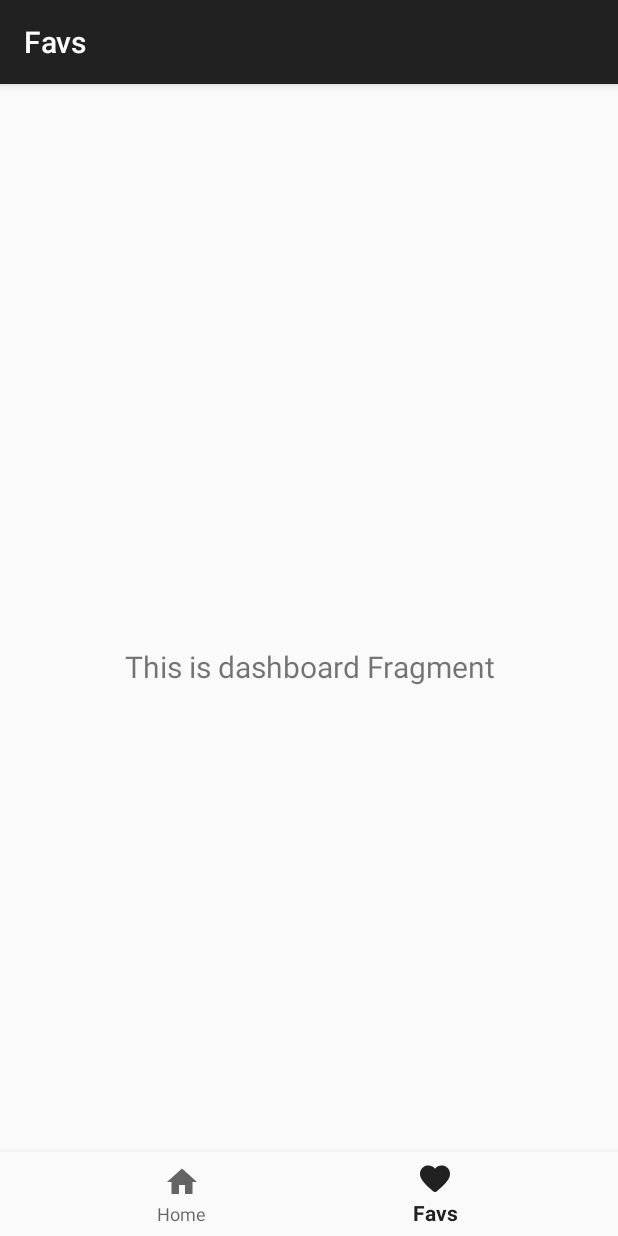
After one commit to normanaspx/fri_norman_version, an Android app: the DashboardFragment screen opened through its navigation route, on a phone screen of 412 x 824 dp. The commit adds this screen. Run offline under Robolectric (Android 15) with nearby library versions, the phone set to English and light mode, and no system bars; our stand-ins replace Dagger/Hilt's generated code, navigation-ui, paging; libraries missing offline, so code that uses them is left out: androidx.hilt.lifecycle; pictures from the network do not load.

Commit message:
add BottomNavView

```diff
--- a/app/src/main/java/com/normanaspx/norman_fri/MainActivity.kt
+++ b/app/src/main/java/com/normanaspx/norman_fri/MainActivity.kt
@@ -2,6 +2,11 @@ package com.normanaspx.norman_fri
 
 import androidx.appcompat.app.AppCompatActivity
 import android.os.Bundle
+import androidx.navigation.findNavController
+import androidx.navigation.ui.AppBarConfiguration
+import androidx.navigation.ui.setupActionBarWithNavController
+import androidx.navigation.ui.setupWithNavController
+import com.google.android.material.bottomnavigation.BottomNavigationView
 import dagger.hilt.android.AndroidEntryPoint
 
 @AndroidEntryPoint
@@ -9,5 +14,14 @@ class MainActivity : AppCompatActivity() {
     override fun onCreate(savedInstanceState: Bundle?) {
         super.onCreate(savedInstanceState)
         setContentView(R.layout.activity_main)
+        val navView: BottomNavigationView = findViewById(R.id.nav_view)
+
+        val navController = findNavController(R.id.nav_host_fragment)
+        // Passing each menu ID as a set of Ids because each
+        // menu should be considered as top level destinations.
+        val appBarConfiguration = AppBarConfiguration(setOf(
+            R.id.navigation_home, R.id.navigation_dashboard))
+        setupActionBarWithNavController(navController, appBarConfiguration)
+        navView.setupWithNavController(navController)
     }
 }
--- /dev/null
+++ b/app/src/main/java/com/normanaspx/norman_fri/ui/dashboard/DashboardFragment.kt
@@ -0,0 +1,31 @@
+package com.normanaspx.norman_fri.ui.dashboard
+
+import android.os.Bundle
+import android.view.LayoutInflater
+import android.view.View
+import android.view.ViewGroup
+import android.widget.TextView
+import androidx.fragment.app.Fragment
+import androidx.lifecycle.Observer
+import androidx.lifecycle.ViewModelProvider
+import com.normanaspx.norman_fri.R
+
+class DashboardFragment : Fragment() {
+
+  private lateinit var dashboardViewModel: DashboardViewModel
+
+  override fun onCreateView(
+    inflater: LayoutInflater,
+    container: ViewGroup?,
+    savedInstanceState: Bundle?
+  ): View? {
+    dashboardViewModel =
+            ViewModelProvider(this).get(DashboardViewModel::class.java)
+    val root = inflater.inflate(R.layout.fragment_dashboard, container, false)
+    val textView: TextView = root.findViewById(R.id.text_dashboard)
+    dashboardViewModel.text.observe(viewLifecycleOwner, Observer {
+      textView.text = it
+    })
+    return root
+  }
+}
--- /dev/null
+++ b/app/src/main/java/com/normanaspx/norman_fri/ui/dashboard/DashboardViewModel.kt
@@ -0,0 +1,13 @@
+package com.normanaspx.norman_fri.ui.dashboard
+
+import androidx.lifecycle.LiveData
+import androidx.lifecycle.MutableLiveData
+import androidx.lifecycle.ViewModel
+
+class DashboardViewModel : ViewModel() {
+
+    private val _text = MutableLiveData<String>().apply {
+        value = "This is dashboard Fragment"
+    }
+    val text: LiveData<String> = _text
+}
--- /dev/null
+++ b/app/src/main/java/com/normanaspx/norman_fri/ui/notifications/NotificationsFragment.kt
@@ -0,0 +1,27 @@
+package com.normanaspx.norman_fri.ui.notifications
+
+import android.os.Bundle
+import android.view.LayoutInflater
+import android.view.View
+import android.view.ViewGroup
+import android.widget.TextView
+import androidx.fragment.app.Fragment
+import androidx.lifecycle.Observer
+import androidx.lifecycle.ViewModelProvider
+import com.normanaspx.norman_fri.R
+
+class NotificationsFragment : Fragment() {
+
+  private lateinit var notificationsViewModel: NotificationsViewModel
+
+  override fun onCreateView(
+    inflater: LayoutInflater,
+    container: ViewGroup?,
+    savedInstanceState: Bundle?
+  ): View? {
+    notificationsViewModel =
+            ViewModelProvider(this).get(NotificationsViewModel::class.java)
+    val root = inflater.inflate(R.layout.fragment_notifications, container, false)
+    return root
+  }
+}
--- /dev/null
+++ b/app/src/main/java/com/normanaspx/norman_fri/ui/notifications/NotificationsViewModel.kt
@@ -0,0 +1,13 @@
+package com.normanaspx.norman_fri.ui.notifications
+
+import androidx.lifecycle.LiveData
+import androidx.lifecycle.MutableLiveData
+import androidx.lifecycle.ViewModel
+
+class NotificationsViewModel : ViewModel() {
+
+    private val _text = MutableLiveData<String>().apply {
+        value = "This is notifications Fragment"
+    }
+    val text: LiveData<String> = _text
+}
--- /dev/null
+++ b/app/src/main/res/drawable-v24/ic_home_black_24dp.xml
@@ -0,0 +1,9 @@
+<vector xmlns:android="http://schemas.android.com/apk/res/android"
+    android:width="24dp"
+    android:height="24dp"
+    android:viewportWidth="24.0"
+    android:viewportHeight="24.0">
+    <path
+        android:fillColor="#FF000000"
+        android:pathData="M10,20v-6h4v6h5v-8h3L12,3 2,12h3v8z" />
+</vector>
--- a/app/src/main/res/layout/activity_main.xml
+++ b/app/src/main/res/layout/activity_main.xml
@@ -1,16 +1,34 @@
 <?xml version="1.0" encoding="utf-8"?>
 <androidx.constraintlayout.widget.ConstraintLayout xmlns:android="http://schemas.android.com/apk/res/android"
     xmlns:app="http://schemas.android.com/apk/res-auto"
-    xmlns:tools="http://schemas.android.com/tools"
+    android:id="@+id/container"
     android:layout_width="match_parent"
-    android:layout_height="match_parent"
-    tools:context=".MainActivity">
-    <androidx.fragment.app.FragmentContainerView
-        android:id="@+id/nav_host_fragment_main"
+    android:layout_height="match_parent">
+
+    <com.google.android.material.bottomnavigation.BottomNavigationView
+        android:id="@+id/nav_view"
+        android:layout_width="0dp"
+        android:layout_height="wrap_content"
+        android:layout_marginStart="0dp"
+        android:layout_marginEnd="0dp"
+        android:background="?android:attr/windowBackground"
+        app:layout_constraintBottom_toBottomOf="parent"
+        app:layout_constraintLeft_toLeftOf="parent"
+        app:layout_constraintRight_toRightOf="parent"
+        app:menu="@menu/bottom_nav_menu" />
+
+    <fragment
+        android:id="@+id/nav_host_fragment"
         android:name="androidx.navigation.fragment.NavHostFragment"
         android:layout_width="match_parent"
         android:layout_height="match_parent"
         app:defaultNavHost="true"
-        app:navGraph="@navigation/nav_graph" />
+        app:layout_constraintBottom_toTopOf="@id/nav_view"
+        app:layout_constraintHorizontal_bias="0.0"
+        app:layout_constraintLeft_toLeftOf="parent"
+        app:layout_constraintRight_toRightOf="parent"
+        app:layout_constraintTop_toTopOf="parent"
+        app:layout_constraintVertical_bias="1.0"
+        app:navGraph="@navigation/mobile_navigation" />
 
 </androidx.constraintlayout.widget.ConstraintLayout>
--- /dev/null
+++ b/app/src/main/res/layout/fragment_dashboard.xml
@@ -0,0 +1,23 @@
+<?xml version="1.0" encoding="utf-8"?>
+<androidx.constraintlayout.widget.ConstraintLayout
+    xmlns:android="http://schemas.android.com/apk/res/android"
+    xmlns:app="http://schemas.android.com/apk/res-auto"
+    xmlns:tools="http://schemas.android.com/tools"
+    android:layout_width="match_parent"
+    android:layout_height="match_parent"
+    tools:context=".ui.dashboard.DashboardFragment" >
+
+    <TextView
+        android:id="@+id/text_dashboard"
+        android:layout_width="match_parent"
+        android:layout_height="wrap_content"
+        android:layout_marginStart="8dp"
+        android:layout_marginTop="8dp"
+        android:layout_marginEnd="8dp"
+        android:textAlignment="center"
+        android:textSize="20sp"
+        app:layout_constraintEnd_toEndOf="parent"
+        app:layout_constraintStart_toStartOf="parent"
+        app:layout_constraintTop_toTopOf="parent"
+        app:layout_constraintBottom_toBottomOf="parent" />
+</androidx.constraintlayout.widget.ConstraintLayout>
--- /dev/null
+++ b/app/src/main/res/menu/bottom_nav_menu.xml
@@ -0,0 +1,15 @@
+<?xml version="1.0" encoding="utf-8"?>
+<menu xmlns:android="http://schemas.android.com/apk/res/android">
+
+    <item
+        android:id="@+id/navigation_home"
+        android:icon="@drawable/ic_home_black_24dp"
+        android:title="@string/title_home" />
+
+    <item
+        android:id="@+id/navigation_dashboard"
+        android:icon="@drawable/ic_favorite_24px"
+        android:title="@string/title_dashboard" />
+
+
+</menu>
--- /dev/null
+++ b/app/src/main/res/navigation/mobile_navigation.xml
@@ -0,0 +1,20 @@
+<?xml version="1.0" encoding="utf-8"?>
+<navigation xmlns:android="http://schemas.android.com/apk/res/android"
+    xmlns:app="http://schemas.android.com/apk/res-auto"
+    xmlns:tools="http://schemas.android.com/tools"
+    android:id="@+id/mobile_navigation"
+    app:startDestination="@+id/navigation_home">
+
+    <fragment
+        android:id="@+id/navigation_home"
+        android:name="com.normanaspx.norman_fri.ui.notifications.NotificationsFragment"
+        android:label="@string/title_home"
+        tools:layout="@layout/fragment_notifications" />
+
+    <fragment
+        android:id="@+id/navigation_dashboard"
+        android:name="com.normanaspx.norman_fri.ui.dashboard.DashboardFragment"
+        android:label="@string/title_dashboard"
+        tools:layout="@layout/fragment_dashboard" />
+
+</navigation>
--- a/app/src/main/res/values/strings.xml
+++ b/app/src/main/res/values/strings.xml
@@ -1,3 +1,7 @@
 <resources>
     <string name="app_name">norman_fri</string>
+    <string name="title_activity_nav">MainActivity</string>
+    <string name="title_home">Home</string>
+    <string name="title_dashboard">Favs</string>
+    <string name="title_notifications">Notifications</string>
 </resources>
```
Also changed, not shown: app/src/main/AndroidManifest.xml (+5 -3 lines), app/src/main/java/com/normanaspx/norman_fri/ui/home/HomeFragment.kt (added, +31 -0 lines), app/src/main/java/com/normanaspx/norman_fri/ui/home/HomeViewModel.kt (added, +13 -0 lines), app/src/main/res/layout/fragment_home.xml (added, +23 -0 lines), app/src/main/res/layout/fragment_notifications.xml (added, +18 -0 lines), app/src/main/res/layout/item_photo.xml (+2 -12 lines).
